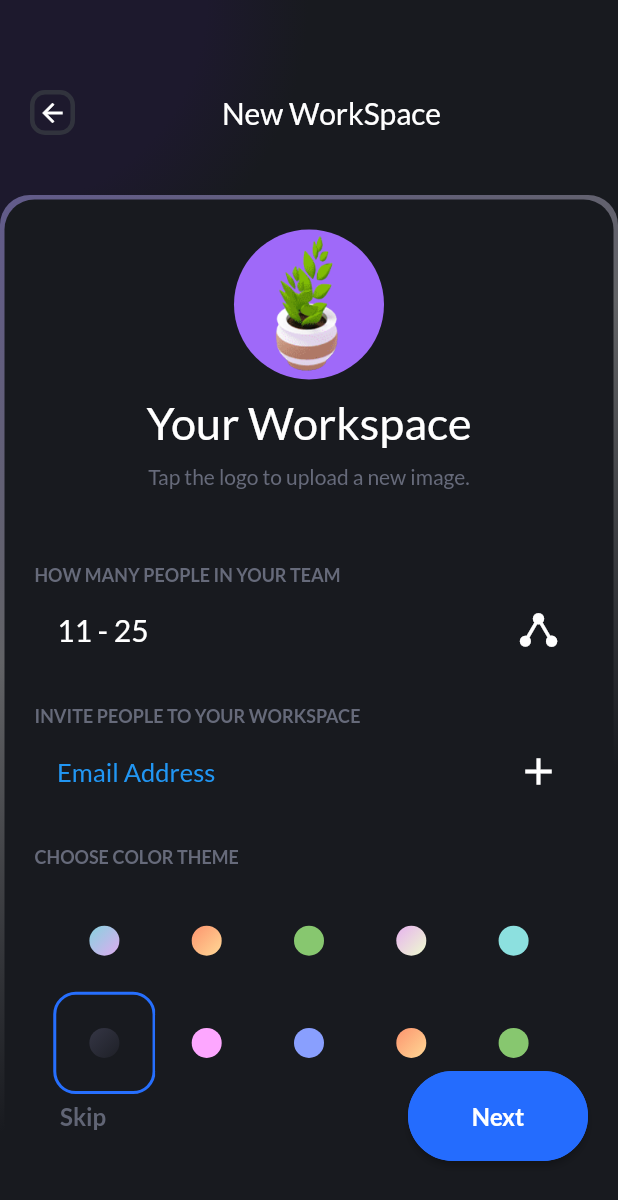
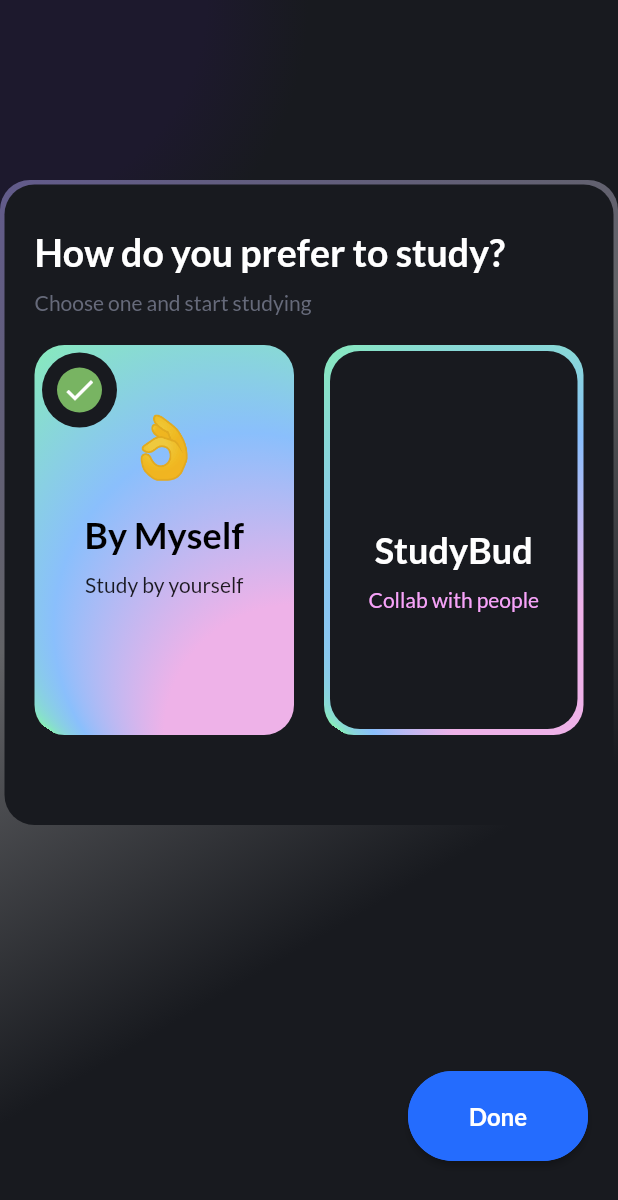
Before and after one commit to BooManLag/UMAK_PLM_Productivity, a Flutter app: the NewWorkSpace screen opened directly, on a phone screen of 412 x 824 dp. Shown: the top 1200 px of the screen. Run offline on Flutter 3.47's test engine with Material 2 defaults, Android fonts, the phone set to English and light mode, and no system bars; our stand-ins replace fl_chart, flutter_feather_icons, flutter_slidable, font_awesome_flutter, get, google_fonts and 2 more; missing offline and left inert: flutter_shapes.

Commit message:
Updated Workflow

```diff
--- a/lib/Screens/Auth/new_workspace.dart
+++ b/lib/Screens/Auth/new_workspace.dart
@@ -5,29 +5,25 @@ import 'package:productivity_app/Values/values.dart';
 import 'package:productivity_app/widgets/Buttons/primary_progress_button.dart';
 import 'package:productivity_app/widgets/DarkBackground/darkRadialBackground.dart';
 import 'package:productivity_app/widgets/Navigation/default_back.dart';
-import 'package:productivity_app/widgets/Onboarding/gradient_color_ball.dart';
-import 'package:productivity_app/widgets/container_label.dart';
-import 'package:productivity_app/widgets/dummy/profile_dummy.dart';
-
+import 'package:productivity_app/widgets/Onboarding/plan_card_habit.dart';
+import 'package:productivity_app/widgets/Onboarding/toggle_option.dart';
+import 'package:flutter/cupertino.dart';
 import 'choose_plan.dart';
 
 class NewWorkSpace extends StatelessWidget {
-  ValueNotifier<int> _colorTrigger = ValueNotifier(5);
+  ValueNotifier<int> _planContainerTrigger = ValueNotifier(0);
 
   @override
   Widget build(BuildContext context) {
     return Scaffold(
         body: Stack(children: [
+
       DarkRadialBackground(
         color: HexColor.fromHex("#181a1f"),
         position: "topLeft",
       ),
       Column(children: [
-          SizedBox(height: 40),
-          Padding(
-            padding: const EdgeInsets.all(20.0),
-            child: DefaultNav(title: "New WorkSpace"),
-          ),
+        SizedBox(height: 100),
         AppSpaces.verticalSpace20,
         Expanded(
             flex: 1,
@@ -36,85 +32,62 @@ class NewWorkSpace extends StatelessWidget {
                 height: double.infinity,
                 decoration: BoxDecorationStyles.fadingGlory,
                 child: Padding(
-                    padding: EdgeInsets.all(3.0),
+                  padding: const EdgeInsets.all(3.0),
                   child: SingleChildScrollView(
                     child: DecoratedBox(
                         decoration: BoxDecorationStyles.fadingInnerDecor,
                         child: Padding(
                             padding: const EdgeInsets.all(20.0),
-                            child: Column(children: [
-                              ProfileDummy(
-                                  color: HexColor.fromHex("9F69F9"),
-                                  dummyType: ProfileDummyType.Image,
-                                  scale: 2.5,
-                                  image: "assets/plant.png"),
+                            child: Column(
+                              crossAxisAlignment: CrossAxisAlignment.start,
+                              children: [
                                 AppSpaces.verticalSpace10,
-                              Text('Your Workspace', style: GoogleFonts.lato(fontSize: 30, color: Colors.white)),
+                                Text('How do you prefer to study?',
+                                    style: AppTextStyles.header2),
                                 AppSpaces.verticalSpace10,
-                              Text('Tap the logo to upload a new image.',
-                                  style: GoogleFonts.lato(fontSize: 14, color: HexColor.fromHex("666A7A"))),
-                              SizedBox(height: 50),
-                              ContainerLabel(label: 'HOW MANY PEOPLE IN YOUR TEAM'),
-                              Padding(
-                                padding: const EdgeInsets.all(15.0),
-                                child: Row(mainAxisAlignment: MainAxisAlignment.spaceBetween, children: [
-                                  Text('11 - 25', style: GoogleFonts.lato(color: Colors.white, fontSize: 20)),
-                                  RotatedBox(
-                                    quarterTurns: 1,
-                                    child: Icon(Icons.share, color: Colors.white, size: 30),
-                                  )
+                                Text('Choose one and start studying',
+                                    style: GoogleFonts.lato(
+                                        fontSize: 14,
+                                        color: HexColor.fromHex("666A7A"))),
+                                AppSpaces.verticalSpace20,
+                                Row(
+                                    mainAxisAlignment:
+                                        MainAxisAlignment.spaceBetween,
+                                    children: [
+                                      PlanCardHabit(
+                                        notifierValue: _planContainerTrigger,
+                                        selectedIndex: 0,
+                                        header: "By Myself",
+                                        subHeader: "Study by yourself",
+                                      ),
+                                      AppSpaces.horizontalSpace20,
+                                      PlanCardHabit(
+                                          notifierValue: _planContainerTrigger,
+                                          selectedIndex: 1,
+                                          header: "StudyBud",
+                                          subHeader: "Collab with people")
                                     ]),
+                                AppSpaces.verticalSpace20,
+                                AppSpaces.verticalSpace20,
+                              ],
+                            ))),
                   ),
-                              AppSpaces.verticalSpace20,
-                              ContainerLabel(label: 'INVITE PEOPLE TO YOUR WORKSPACE'),
-                              Padding(
-                                padding: const EdgeInsets.all(15.0),
-                                child: Row(mainAxisAlignment: MainAxisAlignment.spaceBetween, children: [
-                                  Text('Email Address', style: GoogleFonts.lato(color: Colors.blue, fontSize: 17)),
-                                  Icon(Icons.add, color: Colors.white, size: 30)
-                                ]),
-                              ),
-                              AppSpaces.verticalSpace20,
-                              ContainerLabel(label: 'CHOOSE COLOR THEME'),
-                              Container(
-                                child: Padding(
-                                    padding: EdgeInsets.only(top: 15.0),
-                                    child: Wrap(alignment: WrapAlignment.start, children: [
-                                      ...List.generate(
-                                        AppColors.ballColors.length,
-                                        (index) => GradientColorBall(
-                                          valueChanger: _colorTrigger,
-                                          selectIndex: index,
-                                          gradientList: [...AppColors.ballColors[index]],
-                                        ),
-                                      )
-                                    ])),
-                              ),
-                              AppSpaces.verticalSpace20,
-                            ]),
-                          )),
-                    ),
-                  ))),
+                )))
       ]),
       Positioned(
           bottom: 50,
           child: Container(
             padding: EdgeInsets.only(left: 40, right: 20),
             width: Utils.screenWidth,
-              child: Row(mainAxisAlignment: MainAxisAlignment.spaceBetween, children: [
-                Text('Skip',
-                    style:
-                        GoogleFonts.lato(color: HexColor.fromHex("616575"), fontSize: 16, fontWeight: FontWeight.bold)),
+            child: Row(mainAxisAlignment: MainAxisAlignment.end, children: [
               PrimaryProgressButton(
                   width: 120,
-                  label: "Next",
+                  label: "Done",
                   callback: () {
                     Get.to(() => ChoosePlan());
-                  },
-                )
+                  })
             ]),
           ))
-      ]),
-    );
+    ]));
   }
 }
--- a/lib/Screens/Onboarding/onboarding_carousel.dart
+++ b/lib/Screens/Onboarding/onboarding_carousel.dart
@@ -43,7 +43,7 @@ class _OnboardingCarouselState extends State<OnboardingCarousel> {
   @override
   Widget build(BuildContext context) {
     return Scaffold(
-        backgroundColor: HexColor.fromHex("#D1D5FA"),
+        backgroundColor: HexColor.fromHex("#FFFFFF"),
         body: AnnotatedRegion<SystemUiOverlayStyle>(
             value: SystemUiOverlayStyle.light,
             child: Stack(children: [
@@ -80,12 +80,12 @@ class _OnboardingCarouselState extends State<OnboardingCarousel> {
                   child: SingleChildScrollView(
                     child: Container(
                       child: Column(children: [
-                        SizedBox(height: 10,),
+                        SizedBox(height: 50,),
                         Row(
                           mainAxisAlignment: MainAxisAlignment.center,
                           children: _buildPageIndicator(),
                         ),
-                        SizedBox(height: 90),
+                        SizedBox(height: 40),
                         Container(
                           width: 250,
                           height: 50,
--- a/lib/Screens/Profile/my_profile.dart
+++ b/lib/Screens/Profile/my_profile.dart
@@ -45,13 +45,13 @@ class _ProfilePageState extends State<ProfilePage> {
                     image: "assets/man-head.png"),
                 Padding(
                   padding: const EdgeInsets.all(8.0),
-                  child: Text("Blake Gordon",
+                  child: Text("Joshua Bumanlag",
                       style: GoogleFonts.lato(
                           color: Colors.white,
                           fontSize: 40,
                           fontWeight: FontWeight.bold)),
                 ),
-                Text("blake@email.com",
+                Text("bumanlag315@gmail.com",
                     style: GoogleFonts.lato(
                         color: HexColor.fromHex("B0FFE1"), fontSize: 17)),
                 Padding(
--- a/lib/widgets/Dashboard/daily_goal_card.dart
+++ b/lib/widgets/Dashboard/daily_goal_card.dart
@@ -97,12 +97,7 @@ class DailyGoalCard extends StatelessWidget {
                           height: 50,
                           decoration: BoxDecoration(shape: BoxShape.circle),
                           child: ClipOval(
-                            child: Image(
-                              fit: BoxFit.contain,
-                              image: AssetImage(
-                                "assets/small-logo.png",
-                              ),
-                            ),
+                            child: Text("😄",style: TextStyle(fontSize: 40),)
                           ),
                         ),
                       )),
--- /dev/null
+++ b/lib/widgets/Onboarding/plan_card_habit.dart
@@ -0,0 +1,108 @@
+import 'package:flutter/material.dart';
+import 'package:google_fonts/google_fonts.dart';
+import 'package:productivity_app/Constants/constants.dart';
+import 'package:productivity_app/Values/values.dart';
+import 'package:productivity_app/widgets/dummy/green_done_icon.dart';
+
+class PlanCardHabit extends StatelessWidget {
+  int selectedIndex;
+  ValueNotifier<int> notifierValue;
+
+  final String header;
+  final String subHeader;
+  PlanCardHabit(
+      {Key? key,
+      required this.selectedIndex,
+      required this.notifierValue,
+      required this.header,
+      required this.subHeader})
+      : super(key: key);
+
+  @override
+  Widget build(BuildContext context) {
+    return Expanded(
+      child: InkWell(
+          onTap: () {
+            notifierValue.value = selectedIndex;
+            print(notifierValue.value);
+          },
+          child: ValueListenableBuilder(
+              valueListenable: notifierValue,
+              builder: (BuildContext context, _, __) {
+                return Container(
+                    width: 180,
+                    height: 260,
+                    decoration: BoxDecoration(
+                      borderRadius: BorderRadius.circular(20),
+                      gradient: RadialGradient(
+                        colors: [
+                          ...progressCardGradientList,
+                        ],
+                        center: Alignment(1, 1),
+                        focal: Alignment(0.3, -0.1),
+                        focalRadius: 1.0,
+                      ),
+                    ),
+                    child: notifierValue.value != selectedIndex
+                        ? Padding(
+                            padding: const EdgeInsets.all(4.0),
+                            child: DecoratedBox(
+                                decoration:
+                                    BoxDecorationStyles.fadingInnerDecor,
+                                child: Center(
+                                    child: Column(
+                                        crossAxisAlignment:
+                                            CrossAxisAlignment.center,
+                                        mainAxisAlignment:
+                                            MainAxisAlignment.center,
+                                        children: [
+                                      SizedBox(height: 40),
+                                      Text(header,
+                                          style: GoogleFonts.lato(
+                                              color: Colors.white,
+                                              fontWeight: FontWeight.bold,
+                                              fontSize: 24)),
+                                      AppSpaces.verticalSpace10,
+                                      Text(subHeader,
+                                          style: GoogleFonts.lato(
+                                              color:
+                                                  HexColor.fromHex("F7A3F9")))
+                                    ]))),
+                          )
+                        : Stack(children: [
+                            Positioned(
+                              top: 5,
+                              left: 5,
+                              child: Container(
+                                  width: 50,
+                                  height: 50,
+                                  decoration: BoxDecoration(
+                                      shape: BoxShape.circle,
+                                      color: HexColor.fromHex("181a1f")),
+                                  child: GreenDoneIcon()),
+                            ),
+                            Center(
+                                child: Column(
+                                    crossAxisAlignment:
+                                        CrossAxisAlignment.center,
+                                    //mainAxisAlignment: MainAxisAlignment.center,
+                                    children: [
+                                  SizedBox(height: 45),
+                                  Text(
+                                    "👌",
+                                    style: TextStyle(fontSize: 40),
+                                  ),
+                                  AppSpaces.verticalSpace20,
+                                  Text(header,
+                                      style: GoogleFonts.lato(
+                                          color: Colors.black,
+                                          fontWeight: FontWeight.bold,
+                                          fontSize: 24)),
+                                  AppSpaces.verticalSpace10,
+                                  Text(subHeader, style: GoogleFonts.lato())
+                                ]))
+                          ]));
+              })),
+    );
+  }
+}
```
Also changed, not shown: lib/Data/data_model.dart (+22 -22 lines), lib/Screens/Auth/choose_plan.dart (+3 -12 lines), lib/Screens/Profile/profile_overview.dart (+4 -4 lines). Lines whose indentation alone changed are shown as unchanged.
